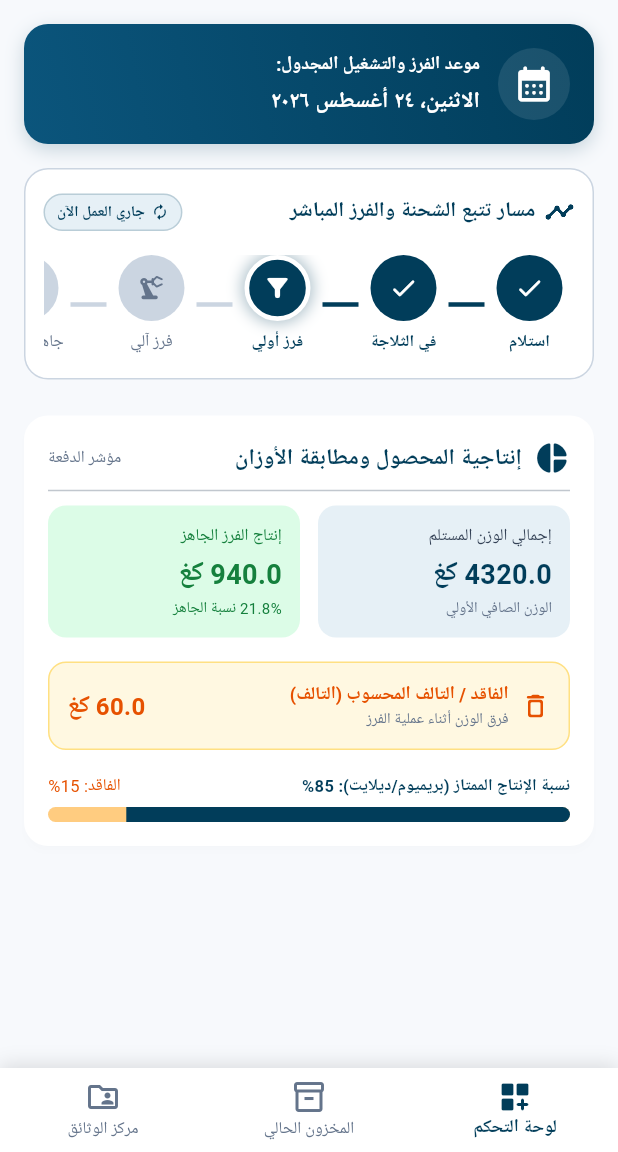
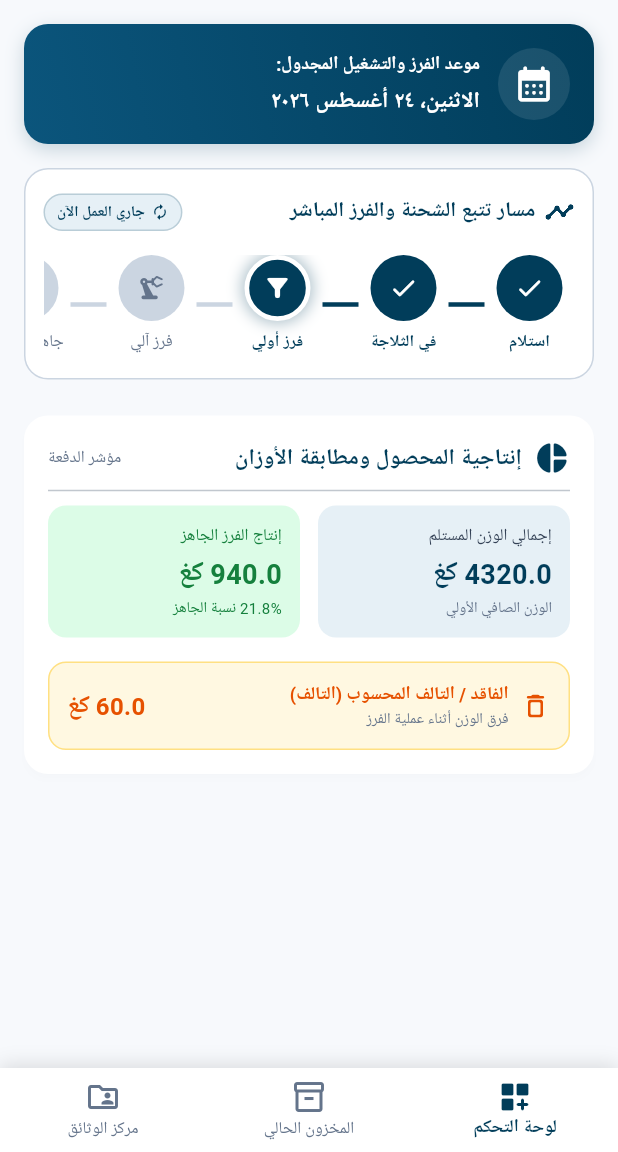
Before and after one commit to itsalielkouz-star/ali-dates-app, a Flutter app: the CustomerMainScreen screen opened directly, on a phone screen of 412 x 824 dp, the part 84-1236 px from its top. Run offline on Flutter 3.47's test engine with Material 3 defaults, Android fonts, the phone set to English and light mode, and no system bars; our stand-ins replace fl_chart, flutter_local_notifications, google_fonts, image_picker, pdf, printing and 5 more; accounts and stored records are empty; network calls fail; Roboto replaces fonts that are missing (AH Manal Bold).

Commit message:
feat: remove hardcoded yield progress bar from customer dashboard

```diff
--- a/lib/presentation/customer/customer_dashboard_tab.dart
+++ b/lib/presentation/customer/customer_dashboard_tab.dart
@@ -287,7 +287,7 @@ class _CustomerDashboardTabState extends State<CustomerDashboardTab> {
                           ],
                         ),
                         Text(
-                          '${(totalWasteWeight > 0 ? totalWasteWeight : (totalReceivedWeight * 0.15)).toStringAsFixed(1)} كغ',
+                          '${(totalWasteWeight > 0 ? totalWasteWeight : 0.0).toStringAsFixed(1)} كغ',
                           style: const TextStyle(
                             fontSize: 16,
                             fontWeight: FontWeight.bold,
@@ -296,32 +296,6 @@ class _CustomerDashboardTabState extends State<CustomerDashboardTab> {
                         ),
                       ],
                     ),
-                  ),
-
-                  const SizedBox(height: 16),
-
-                  // Yield vs Waste Visual Progress Bar
-                  Column(
-                    crossAxisAlignment: CrossAxisAlignment.start,
-                    children: [
-                      const Row(
-                        mainAxisAlignment: MainAxisAlignment.spaceBetween,
-                        children: [
-                          Text('نسبة الإنتاج الممتاز (بريميوم/ديلايت): 85%', style: TextStyle(fontSize: 11, fontWeight: FontWeight.bold, color: AppColors.navy)),
-                          Text('الفاقد: 15%', style: TextStyle(fontSize: 11, color: Color(0xFFE65100))),
-                        ],
-                      ),
-                      const SizedBox(height: 6),
-                      ClipRRect(
-                        borderRadius: BorderRadius.circular(6),
-                        child: LinearProgressIndicator(
-                          value: 0.85,
-                          minHeight: 10,
-                          backgroundColor: const Color(0xFFFFCC80),
-                          valueColor: const AlwaysStoppedAnimation<Color>(AppColors.navy),
-                        ),
-                      ),
-                    ],
                   ),
                 ],
               ),
```
